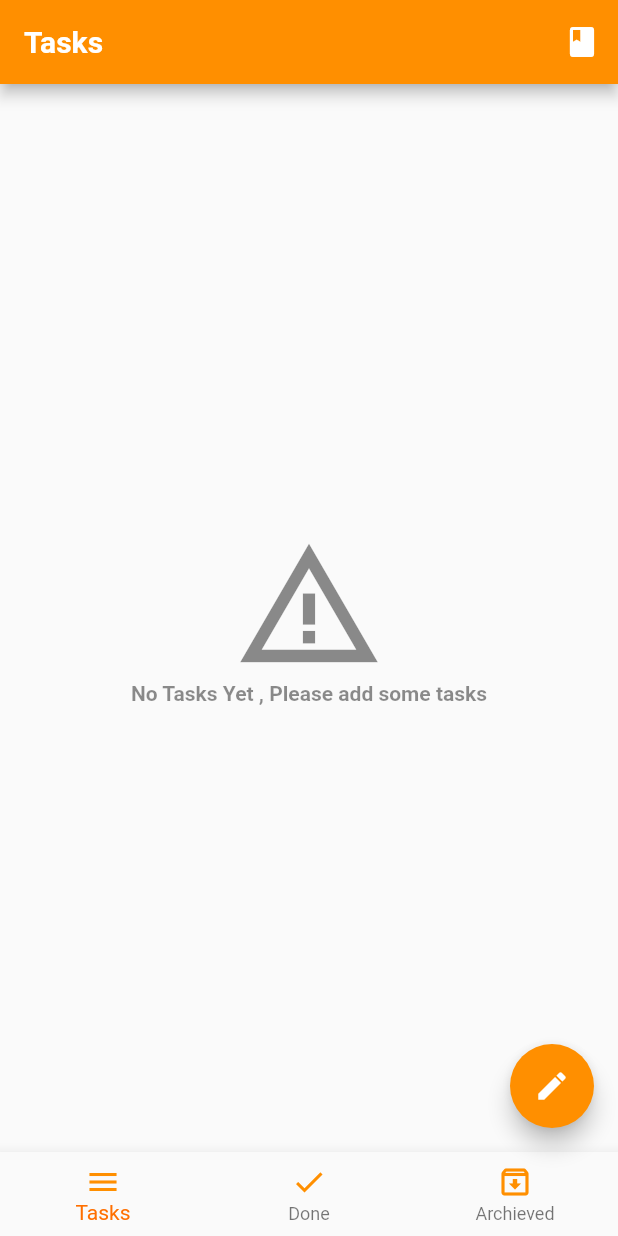
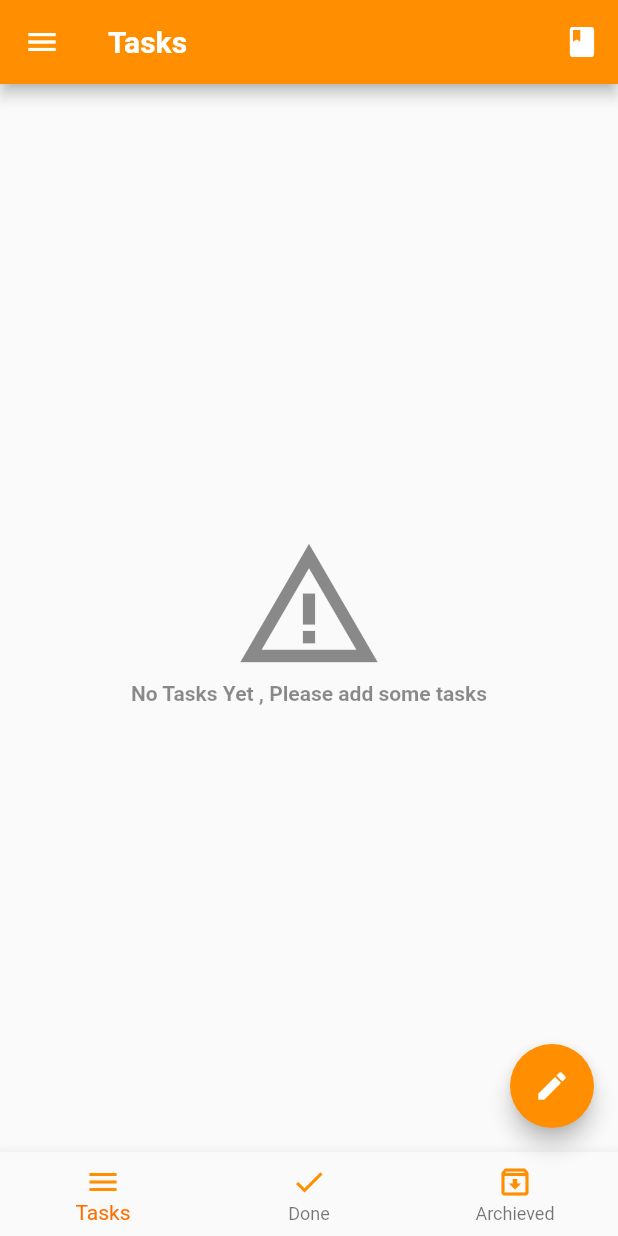
Before and after one commit to Dana1770/To-do, a Flutter app: the screen it shows after launch, on a phone screen of 412 x 824 dp. Run offline on Flutter 3.47's test engine with Material 2 defaults, Android fonts, the phone set to English and light mode, and no system bars; our stand-ins replace bloc, conditional_builder_null_safety, flutter_bloc, sqflite; missing offline and left inert: dart:ffi; accounts and stored records are empty.

Commit message:
Add files via upload

```diff
--- a/lib/to_do_app/TO_DO_APP.dart
+++ b/lib/to_do_app/TO_DO_APP.dart
@@ -23,7 +23,7 @@ var titleController=TextEditingController();
 
     // TODO: implement build
     return BlocProvider(
-      create: (BuildContext context)=>AppCubit()..CreateDB(),
+      create: (context)=>AppCubit()..CreateDB(),
       child: BlocConsumer<AppCubit,AppStates>(
         listener: (context,state){
           if(state is AppInsertDBstate) {
@@ -36,7 +36,94 @@ var titleController=TextEditingController();
            return Scaffold(
              key: ScaffoldKey,
 
-          appBar: AppBar(
+drawer:  Drawer(
+           child: Padding(
+            padding: const EdgeInsets.only(top: 50.0),
+           child: Column(
+           mainAxisAlignment: MainAxisAlignment.start,
+           children: [
+           CircleAvatar(
+           radius: 40,
+          child: Image(
+          image: AssetImage(
+           "assets/Man1.png",
+           ),
+          fit: BoxFit.fill,
+           ),
+          ),
+         SizedBox(
+          height: 30,
+           ),
+          Row(
+           children: [
+           Padding(
+         padding: const EdgeInsets.only(left: 8.0),
+         child: Icon(
+           Icons.task,
+           color: Colors.amber[800],
+           ),
+        ),
+          TextButton(
+           onPressed: () {
+           AppCubit.get(context).ChangeIndex(0);
+           Navigator.pop(context);
+          },
+           child: Text(
+           "Tasks",
+          style: TextStyle(fontSize: 20, color: Colors.black),
+           )),
+           ],
+           ),
+           SizedBox(
+           height: 30,
+          ),
+          Row(
+          children: [
+       Padding(
+         padding: const EdgeInsets.only(left: 8.0),
+           child: Icon(
+           Icons.done_all,
+          color: Colors.amber[800],
+           ),
+          ),
+        TextButton(
+          onPressed: () {
+         AppCubit.get(context).ChangeIndex(1);
+           Navigator.pop(context);
+           },
+           child: const Text(
+           "Done Tasks",
+           style: TextStyle(fontSize: 20, color: Colors.black),
+   )),
+        ],
+         ),
+          const SizedBox(
+           height: 30,
+         ),
+          Row(
+         children: [
+           Padding(
+           padding: const EdgeInsets.only(left: 8.0),
+           child: Icon(
+           Icons.archive,
+          color: Colors.amber[800],
+           ),
+          ),
+         TextButton(
+           onPressed: () {
+           AppCubit.get(context).ChangeIndex(2);
+         Navigator.pop(context);
+     },
+           child: Text(
+           "Archived Tasks",
+         style: TextStyle(fontSize: 20, color: Colors.black),
+       )),
+       ],
+         ),
+          ],
+          ),
+           ),
+          ),          appBar: AppBar(
             backgroundColor: Colors.amber[800],
             title: Text(C.titles[AppCubit.get(context).current_Index],style: TextStyle(
               fontWeight: FontWeight.bold
```
